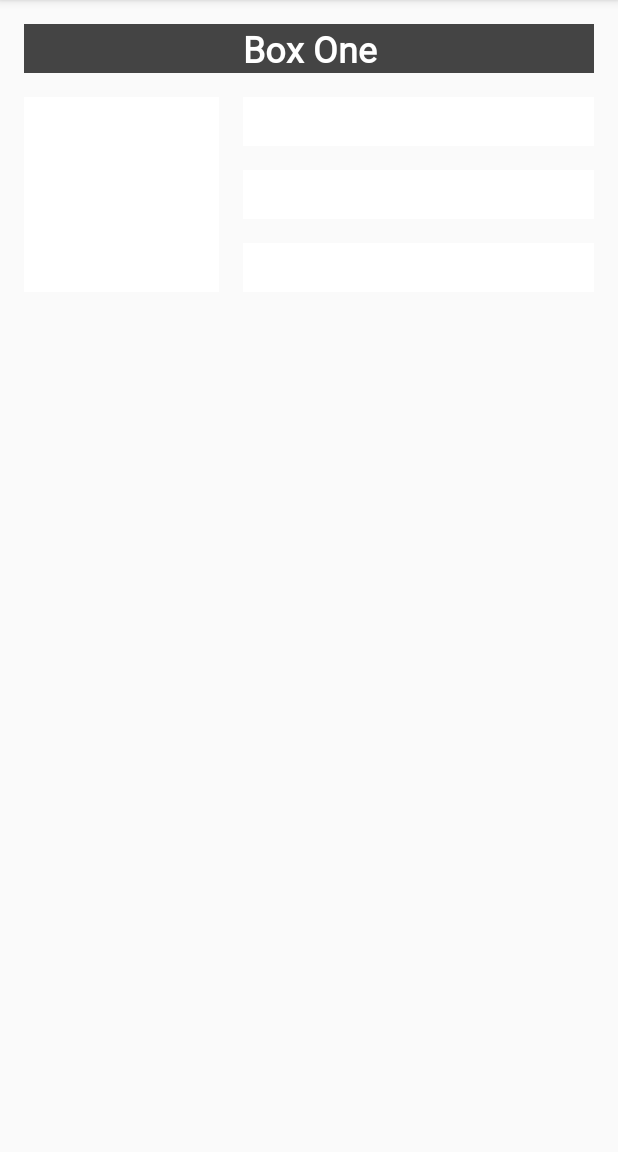
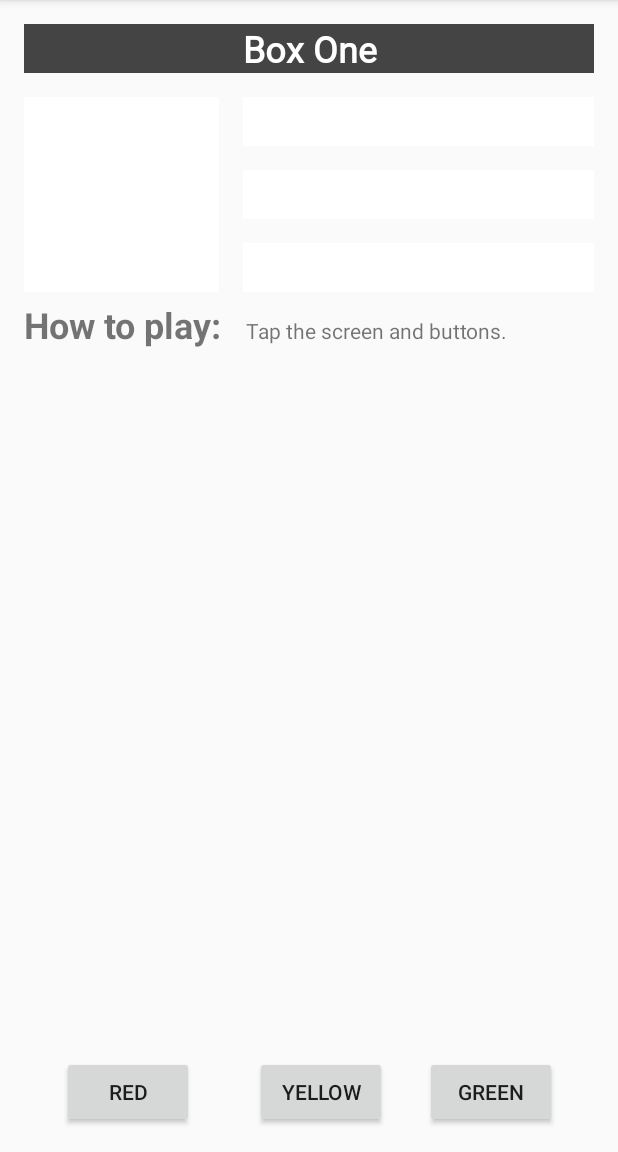
Before and after one commit to brandonchua17/MAD_practical_3, an Android app: the screen it shows after launch (MainActivity), after a tap on "Box One", on a phone screen of 412 x 824 dp, the part 84-1236 px from its top. Run offline under Robolectric (Android 15) with nearby library versions, the phone set to English and light mode, and no system bars.

Commit message:
second commit

```diff
--- a/app/src/main/java/com/example/mad_practical_3/MainActivity.kt
+++ b/app/src/main/java/com/example/mad_practical_3/MainActivity.kt
@@ -5,6 +5,7 @@ import androidx.appcompat.app.AppCompatActivity
 import android.os.Bundle
 import android.view.View
 import android.widget.TextView
+import kotlinx.android.synthetic.main.activity_main.*
 
 class MainActivity : AppCompatActivity() {
 
@@ -24,6 +25,12 @@ class MainActivity : AppCompatActivity() {
             R.id.box_three_text -> view.setBackgroundColor(Color.BLUE)
             R.id.box_four_text -> view.setBackgroundColor(Color.MAGENTA)
             R.id.box_five_text -> view.setBackgroundColor(Color.BLUE)
+
+            // Boxes using custom colors for background
+            R.id.red_button -> box_three_text.setBackgroundResource(R.color.my_red)
+            R.id.yellow_button -> box_four_text.setBackgroundResource(R.color.my_yellow)
+            R.id.green_button -> box_five_text.setBackgroundResource(R.color.my_green)
+
             else -> view.setBackgroundColor(Color.LTGRAY)
         }
     }
@@ -38,9 +45,15 @@ class MainActivity : AppCompatActivity() {
 
         val rootConstraintLayout = findViewById<View>(R.id.constraint_layout)
 
+        val redButton = findViewById<TextView>(R.id.red_button)
+        val greenButton = findViewById<TextView>(R.id.green_button)
+        val yellowButton = findViewById<TextView>(R.id.yellow_button)
+
         val clickableViews: List<View> =
             listOf(boxOneText, boxTwoText, boxThreeText,
-                boxFourText, boxFiveText, rootConstraintLayout)
+                boxFourText, boxFiveText, rootConstraintLayout,
+                redButton, greenButton, yellowButton
+            )
 
         for (item in clickableViews) {
             item.setOnClickListener { makeColored(it) }
--- a/app/src/main/res/layout/activity_main.xml
+++ b/app/src/main/res/layout/activity_main.xml
@@ -72,4 +72,70 @@
         app:layout_constraintStart_toEndOf="@+id/box_two_text"
         app:layout_constraintTop_toBottomOf="@+id/box_four_text" />
 
+    <TextView
+        android:id="@+id/label_text"
+        android:layout_width="wrap_content"
+        android:layout_height="wrap_content"
+        android:layout_marginStart="@dimen/margin_wide"
+        android:text="@string/how_to_play"
+        android:textSize="24sp"
+        android:textStyle="bold"
+        app:layout_constraintBaseline_toBaselineOf="@+id/info_text"
+        app:layout_constraintStart_toStartOf="parent" />
+
+    <TextView
+        android:id="@+id/info_text"
+        android:layout_width="0dp"
+        android:layout_height="wrap_content"
+        android:layout_marginStart="@dimen/margin_wide"
+        android:layout_marginTop="@dimen/margin_wide"
+        android:layout_marginEnd="@dimen/margin_wide"
+        android:layout_marginBottom="@dimen/margin_wide"
+        android:text="@string/tap_the_boxes_and_buttons"
+        app:layout_constraintBottom_toBottomOf="parent"
+        app:layout_constraintEnd_toEndOf="parent"
+        app:layout_constraintHorizontal_bias="0.0"
+        app:layout_constraintStart_toEndOf="@+id/label_text"
+        app:layout_constraintTop_toBottomOf="@+id/box_two_text"
+        app:layout_constraintVertical_bias="0.0" />
+
+    <Button
+        android:id="@+id/red_button"
+        android:layout_width="wrap_content"
+        android:layout_height="wrap_content"
+        android:layout_marginStart="@dimen/margin_wide"
+        android:text="@string/button_red"
+        android:visibility="visible"
+        app:layout_constraintBaseline_toBaselineOf="@+id/yellow_button"
+        app:layout_constraintEnd_toStartOf="@+id/yellow_button"
+        app:layout_constraintHorizontal_bias="0.5"
+        app:layout_constraintStart_toStartOf="parent" />
+
+    <Button
+        android:id="@+id/yellow_button"
+        android:layout_width="wrap_content"
+        android:layout_height="wrap_content"
+        android:layout_marginStart="@dimen/margin_wide"
+        android:layout_marginTop="@dimen/margin_wide"
+        android:layout_marginBottom="@dimen/margin_wide"
+        android:text="@string/button_yellow"
+        android:visibility="visible"
+        app:layout_constraintBottom_toBottomOf="parent"
+        app:layout_constraintEnd_toStartOf="@+id/green_button"
+        app:layout_constraintHorizontal_bias="0.5"
+        app:layout_constraintStart_toEndOf="@+id/red_button"
+        app:layout_constraintTop_toBottomOf="@+id/info_text"
+        app:layout_constraintVertical_bias="1.0" />
+
+    <Button
+        android:id="@+id/green_button"
+        android:layout_width="wrap_content"
+        android:layout_height="wrap_content"
+        android:layout_marginEnd="16dp"
+        android:text="@string/button_green"
+        app:layout_constraintBaseline_toBaselineOf="@+id/yellow_button"
+        app:layout_constraintEnd_toEndOf="parent"
+        app:layout_constraintHorizontal_bias="0.5"
+        app:layout_constraintStart_toEndOf="@+id/yellow_button" />
+
 </androidx.constraintlayout.widget.ConstraintLayout>
--- a/app/src/main/res/values/colors.xml
+++ b/app/src/main/res/values/colors.xml
@@ -3,4 +3,7 @@
     <color name="colorPrimary">#6200EE</color>
     <color name="colorPrimaryDark">#3700B3</color>
     <color name="colorAccent">#03DAC5</color>
+    <color name="my_green">#12C700</color>
+    <color name="my_red">#E54304</color>
+    <color name="my_yellow">#FFC107</color>
 </resources>
--- a/app/src/main/res/values/strings.xml
+++ b/app/src/main/res/values/strings.xml
@@ -5,4 +5,9 @@
     <string name="box_three">Box Three</string>
     <string name="box_four">Box Four</string>
     <string name="box_five">Box Five</string>
+    <string name="how_to_play">How to play:</string>
+    <string name="tap_the_boxes_and_buttons">Tap the screen and buttons.</string>
+    <string name="button_red">RED</string>
+    <string name="button_yellow">YELLOW</string>
+    <string name="button_green">GREEN</string>
 </resources>
```
